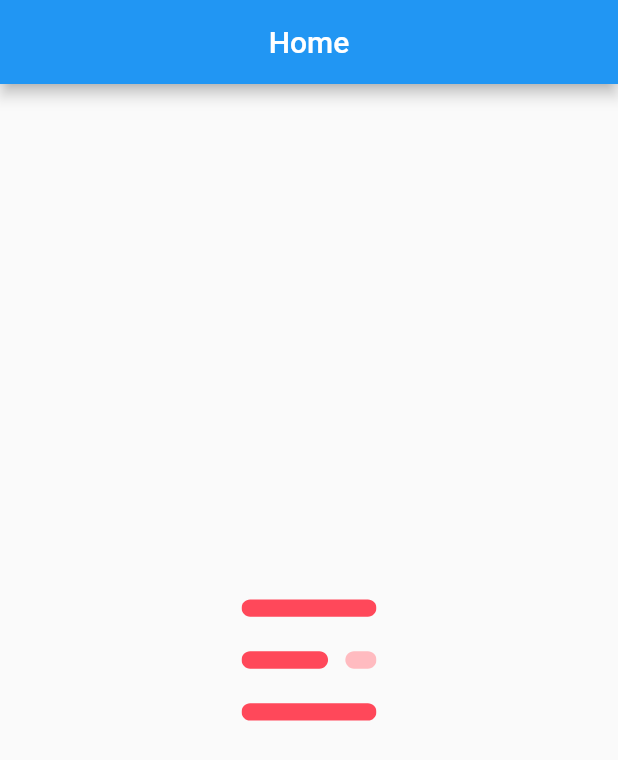
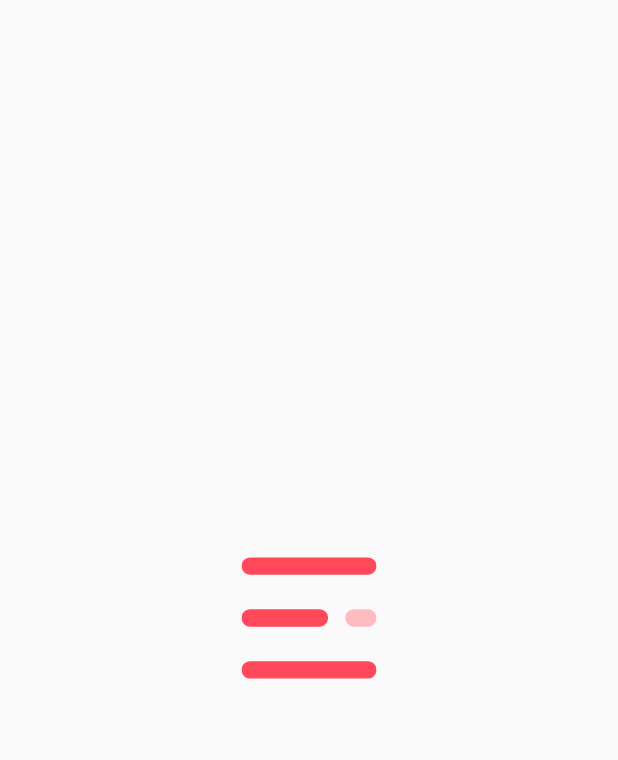
Before and after one commit to DavidBarcenas/flutter-ui, a Flutter app: the screen it shows after launch, on a phone screen of 412 x 824 dp. Shown: the top 760 px of the screen. Run offline on Flutter 3.47's test engine with Material 2 defaults, Android fonts, the phone set to English and light mode, and no system bars; our stand-ins replace flutter_svg.

Commit message:
Add SafeArea widget and change status bar color

```diff
--- a/lib/main.dart
+++ b/lib/main.dart
@@ -1,4 +1,5 @@
 import 'package:flutter/material.dart';
+import 'package:flutter/services.dart';
 import 'package:flutterui/pages/home_page.dart';
 
 void main() {
@@ -9,6 +10,7 @@ class MyApp extends StatelessWidget {
   // This widget is the root of your application.
   @override
   Widget build(BuildContext context) {
+    SystemChrome.setSystemUIOverlayStyle(SystemUiOverlayStyle.dark);
     return MaterialApp(
       debugShowCheckedModeBanner: false,
       title: 'Flutter Demo',
--- a/lib/pages/home_page.dart
+++ b/lib/pages/home_page.dart
@@ -6,8 +6,11 @@ class HomePage extends StatelessWidget {
   @override
   Widget build(BuildContext context) {
     return Scaffold(
-      appBar: AppBar(title: Text('Home'), centerTitle: true,),
-      body: Center(child: SvgPicture.asset('assets/icons/menu.svg', width: 90,))
+      body: SafeArea(
+        child: Center(
+          child: SvgPicture.asset('assets/icons/menu.svg', width: 90,)
+        )
+      )
     );
   }
 }
```
